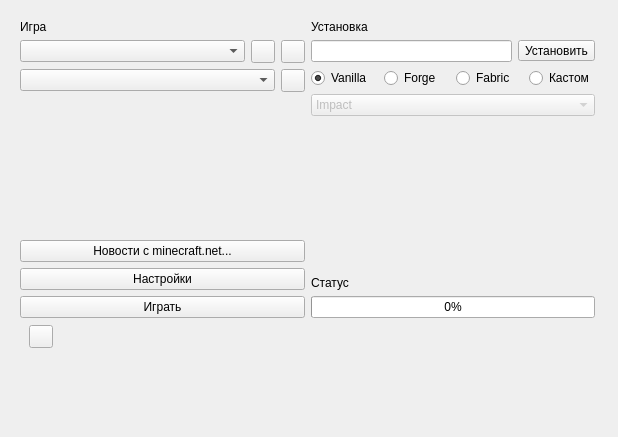
Qt form form.ui (thisisignitedoreo/ratlauncher) before a commit.
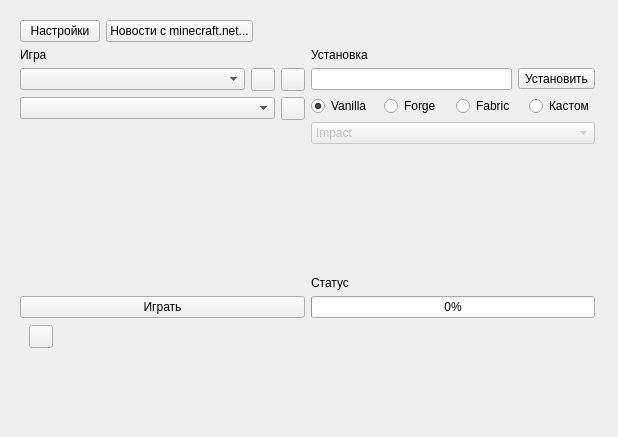
The same form after that commit. The open tabs and pages were chosen to show the change. Icons and pictures are not drawn.

The edit to the form file:
```diff
--- a/form.ui
+++ b/form.ui
@@ -33,6 +33,49 @@
          <property name="rightMargin">
           <number>3</number>
          </property>
+         <item>
+          <layout class="QHBoxLayout" name="horizontalLayout_3">
+           <item>
+            <widget class="QPushButton" name="settings_button">
+             <property name="sizePolicy">
+              <sizepolicy hsizetype="Maximum" vsizetype="Fixed">
+               <horstretch>0</horstretch>
+               <verstretch>0</verstretch>
+              </sizepolicy>
+             </property>
+             <property name="text">
+              <string>Настройки</string>
+             </property>
+            </widget>
+           </item>
+           <item>
+            <widget class="QPushButton" name="news_button">
+             <property name="sizePolicy">
+              <sizepolicy hsizetype="Maximum" vsizetype="Fixed">
+               <horstretch>0</horstretch>
+               <verstretch>0</verstretch>
+              </sizepolicy>
+             </property>
+             <property name="text">
+              <string>Новости с minecraft.net...</string>
+             </property>
+            </widget>
+           </item>
+           <item>
+            <spacer name="horizontalSpacer">
+             <property name="orientation">
+              <enum>Qt::Horizontal</enum>
+             </property>
+             <property name="sizeHint" stdset="0">
+              <size>
+               <width>40</width>
+               <height>20</height>
+              </size>
+             </property>
+            </spacer>
+           </item>
+          </layout>
+         </item>
          <item>
           <layout class="QHBoxLayout" name="hlayout">
            <property name="spacing">
@@ -130,20 +173,6 @@
                </property>
               </spacer>
              </item>
-             <item>
-              <widget class="QPushButton" name="news_button">
-               <property name="text">
-                <string>Новости с minecraft.net...</string>
-               </property>
-              </widget>
-             </item>
-             <item>
-              <widget class="QPushButton" name="settings_button">
-               <property name="text">
-                <string>Настройки</string>
-               </property>
-              </widget>
-             </item>
              <item>
               <widget class="QPushButton" name="play_button">
                <property name="text">
```
Left out of the diff: 7 changed lines with no effect on the pictures.
